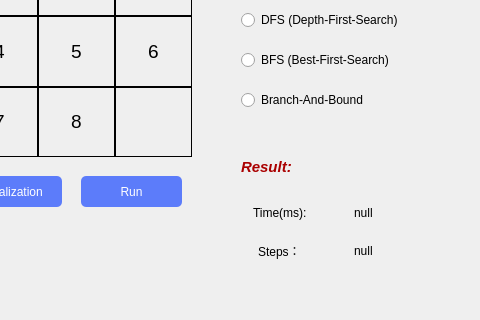
Above: mainwindow.ui from ouguangye/eight-puzzle-problem before the change; both pictures show x 129 to 609 and y 104 to 424 of the 609 by 424 pixel window. Below: the same form after it.
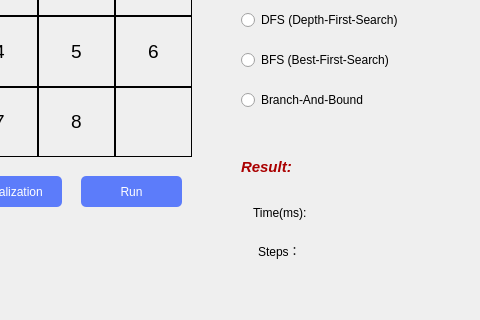
That is the form after the change.

What changed in the file:
```diff
--- a/mainwindow.ui
+++ b/mainwindow.ui
@@ -560,7 +560,7 @@
      <item row="0" column="1" alignment="Qt::AlignHCenter">
       <widget class="QLabel" name="label_14">
        <property name="text">
-        <string>null</string>
+        <string/>
        </property>
       </widget>
      </item>
@@ -577,7 +577,7 @@
         <bool>true</bool>
        </property>
        <property name="text">
-        <string>null</string>
+        <string/>
        </property>
       </widget>
      </item>
```
Left out of the diff: 4 changed lines with no effect on the pictures.
